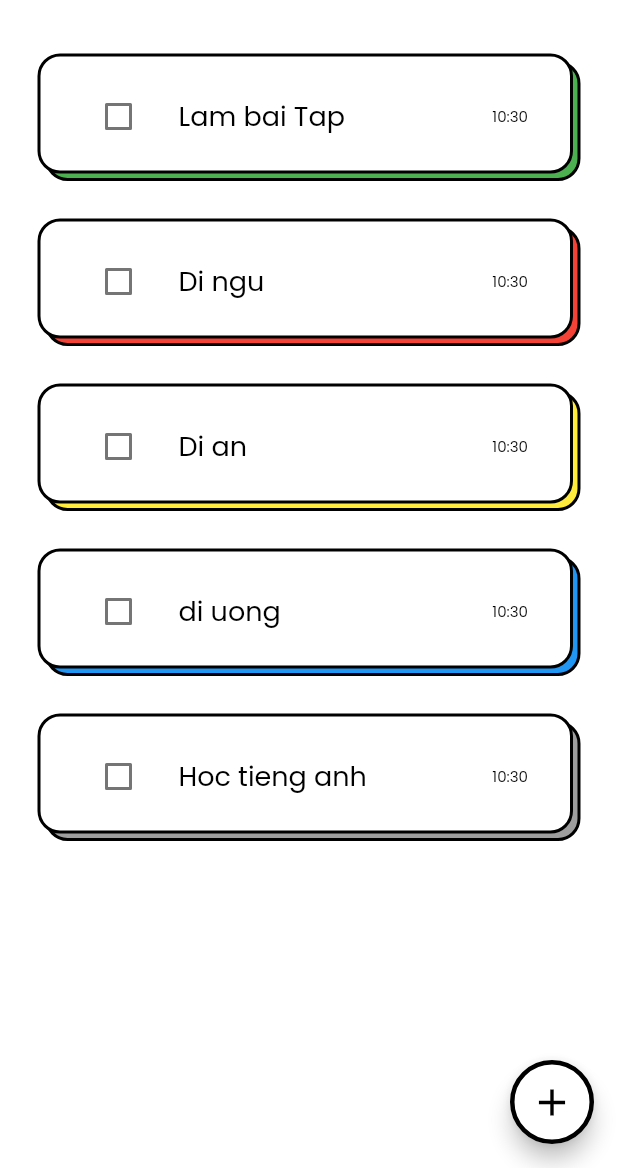
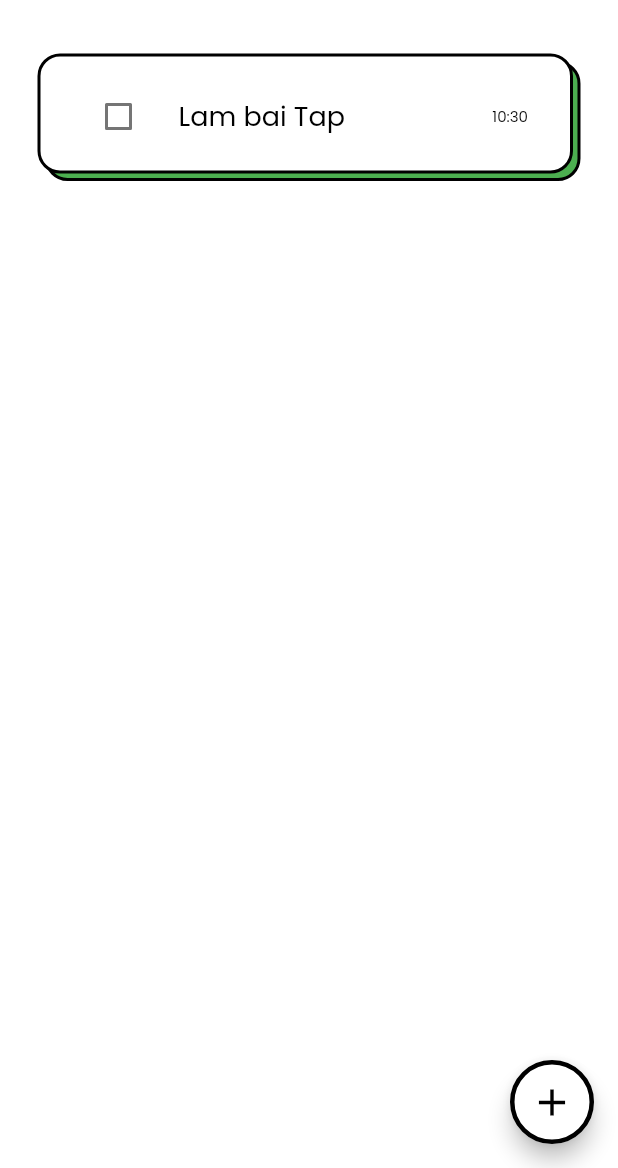
Before and after one commit to minhphan46/flutter_sharing, a Flutter app: the screen it shows after launch, on a phone screen of 412 x 824 dp, the part 68-1236 px from its top. Run offline on Flutter 3.47's test engine with Material 2 defaults, Android fonts, the phone set to English and light mode, and no system bars; drawn by our look-alikes of flutter_slidable; our stand-ins replace get, google_fonts.

Commit message:
last update

```diff
--- a/lib/main.dart
+++ b/lib/main.dart
@@ -12,7 +12,7 @@ class MyApp extends StatelessWidget {
   @override
   Widget build(BuildContext context) {
     return MaterialApp(
-      title: 'Flutter Demo',
+      title: 'To do app',
       debugShowCheckedModeBanner: false,
       theme: ThemeData(
         primarySwatch: Colors.green,
--- a/lib/models/task.dart
+++ b/lib/models/task.dart
@@ -3,11 +3,10 @@ import 'package:get/get.dart';
 
 class Task extends GetxController {
   RxString? id = DateTime.now().toString().obs;
-  final RxString? title;
+  final RxString title;
   final RxBool done;
-  final Rx<Color>? color;
-  Rx<DateTime> date = DateTime.now().obs;
-
+  final Rx<Color> color;
+  final Rx<DateTime> date = DateTime.now().obs;
   Task({
     this.id,
     required this.title,
@@ -20,6 +19,6 @@ class Task extends GetxController {
   }
 
   void updateTitle(String newtitle) {
-    title!.value = newtitle;
+    title.value = newtitle;
   }
 }
--- a/lib/models/tasks.dart
+++ b/lib/models/tasks.dart
@@ -11,30 +11,30 @@ class Tasks extends GetxController {
       done: false.obs,
       color: Colors.green.obs,
     ),
-    Task(
-      id: 'p2'.obs,
-      title: "Di ngu".obs,
-      done: false.obs,
-      color: Colors.red.obs,
-    ),
-    Task(
-      id: 'p3'.obs,
-      title: "Di an".obs,
-      done: false.obs,
-      color: Colors.yellow.obs,
-    ),
-    Task(
-      id: 'p4'.obs,
-      title: "di uong".obs,
-      done: false.obs,
-      color: Colors.blue.obs,
-    ),
-    Task(
-      id: 'p4'.obs,
-      title: "Hoc tieng anh".obs,
-      done: false.obs,
-      color: Colors.grey.obs,
-    ),
+    // Task(
+    //   id: 'p2'.obs,
+    //   title: "Di ngu".obs,
+    //   done: false.obs,
+    //   color: Colors.red.obs,
+    // ),
+    // Task(
+    //   id: 'p3'.obs,
+    //   title: "Di an".obs,
+    //   done: false.obs,
+    //   color: Colors.yellow.obs,
+    // ),
+    // Task(
+    //   id: 'p4'.obs,
+    //   title: "di uong".obs,
+    //   done: false.obs,
+    //   color: Colors.blue.obs,
+    // ),
+    // Task(
+    //   id: 'p4'.obs,
+    //   title: "Hoc tieng anh".obs,
+    //   done: false.obs,
+    //   color: Colors.grey.obs,
+    // ),
   ].obs;
 
   void deleteTask(Task task) {
--- a/lib/screens/home_screen.dart
+++ b/lib/screens/home_screen.dart
@@ -6,7 +6,12 @@ import 'package:flutter_sharing/widgets/task_card.dart';
 import 'package:get/get.dart';
 import 'package:google_fonts/google_fonts.dart';
 
-class HomeScreen extends StatelessWidget {
+class HomeScreen extends StatefulWidget {
+  @override
+  State<HomeScreen> createState() => _HomeScreenState();
+}
+
+class _HomeScreenState extends State<HomeScreen> {
   final Tasks _myListTasks = Tasks();
 
   final _controler = TextEditingController();
--- a/lib/widgets/task_card.dart
+++ b/lib/widgets/task_card.dart
@@ -31,7 +31,7 @@ class TaskCard extends StatelessWidget {
   }
 
   void createTask(BuildContext ctx) {
-    _titleControler.text = task.title!.value;
+    _titleControler.text = task.title.value;
     showDialog(
       context: ctx,
       useRootNavigator: false,
@@ -49,7 +49,7 @@ class TaskCard extends StatelessWidget {
       children: [
         Column(
           children: [
-            SizedBox(height: 5),
+            const SizedBox(height: 5),
             Padding(
               padding: const EdgeInsets.only(
                 top: 25,
@@ -60,7 +60,7 @@ class TaskCard extends StatelessWidget {
                 padding: const EdgeInsets.all(12),
                 height: 80,
                 decoration: BoxDecoration(
-                  color: task.color!.value,
+                  color: task.color.value,
                   borderRadius: BorderRadius.circular(15),
                   border: Border.all(
                     color: Colors.black,
@@ -79,7 +79,7 @@ class TaskCard extends StatelessWidget {
           ),
           child: Slidable(
             endActionPane: ActionPane(
-              motion: StretchMotion(),
+              motion: const StretchMotion(),
               children: [
                 SlidableAction(
                   onPressed: (context) => deleteTask(task),
@@ -102,7 +102,7 @@ class TaskCard extends StatelessWidget {
                 leading: Obx(
                   () => Checkbox(
                     value: task.done.value,
-                    activeColor: task.color!.value,
+                    activeColor: task.color.value,
                     onChanged: (_) {
                       task.changeDone();
                     },
@@ -110,7 +110,7 @@ class TaskCard extends StatelessWidget {
                 ), // icon o truoc tieu de
                 title: Obx(
                   () => Text(
-                    task.title!.value,
+                    task.title.value,
                     style: GoogleFonts.poppins(
                       color: Colors.black,
                       fontSize: 18,
```
